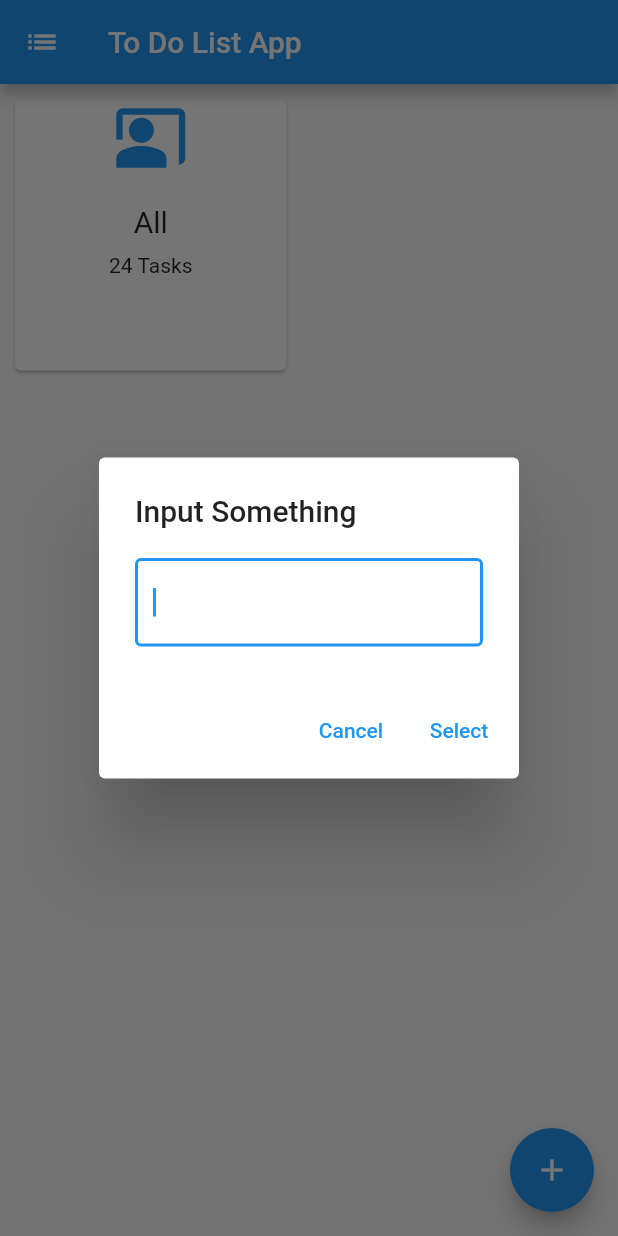
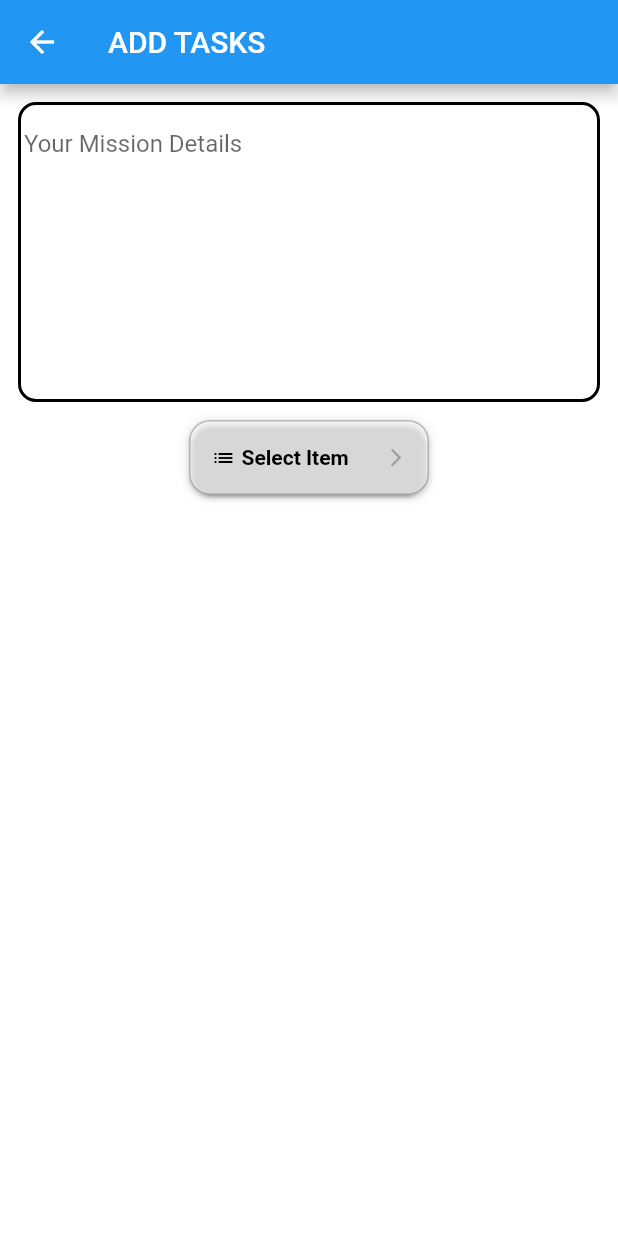
Before and after one commit to NguyenTKhoi/Flutter, a Flutter app: the screen it shows after launch, after a tap on the "add" icon, on a phone screen of 412 x 824 dp. Run offline on Flutter 3.47's test engine with Material 2 defaults, Android fonts, the phone set to English and light mode, and no system bars; drawn by our look-alikes of dropdown_button2.

Commit message:
add icon, add/process page add new Task, add a few small functions

```diff
--- /dev/null
+++ b/lib/addTasks.dart
@@ -0,0 +1,194 @@
+import 'package:dropdown_button2/src/dropdown_button2.dart';
+import 'package:flutter/material.dart';
+
+class addtasks extends StatefulWidget {
+  addtasks({required this.items});
+  final List<String> items;
+  @override
+  _addtaskseState createState() => _addtaskseState();
+}
+class _addtaskseState extends State<addtasks> {
+  // late String selectedItem = '';
+  // List<String> items = ['Option 1', 'Option 2', 'Option 3'];
+  late List<String> items =[];
+  @override
+  void initState() {
+    super.initState();
+    items = widget.items;
+  }
+  // final List<String> items = [
+  //   'Item1',
+  //   'Item2',
+  //   'Item3',
+  //   'Item4',
+  //   'Item5',
+  //   'Item6',
+  //   'Item7',
+  //   'Item8',
+  // ];
+  String? selectedValue;
+
+  @override
+  Widget build(BuildContext) {
+    return Scaffold(
+      appBar: AppBar(
+        title: Text('ADD TASKS'),
+      ),
+      body: Container(
+          padding: EdgeInsets.all(12),
+          child: Column(
+            children: <Widget>[
+              Container(
+                padding: EdgeInsets.all(2),
+                decoration: BoxDecoration(
+                  border: Border.all(color: Colors.black, width: 2),
+                  borderRadius: BorderRadius.circular(12),
+                ),
+                width: double.infinity,
+                height: 200,
+                child: TextField(
+                  keyboardType: TextInputType.multiline,
+                  maxLines: null,
+                  decoration: InputDecoration(
+                    hintText: 'Your Mission Details',
+                    enabledBorder: InputBorder.none,
+                    focusedBorder: InputBorder.none,
+                  ),
+                ),
+              ),
+              SizedBox(height: 12,),
+              DropdownButtonHideUnderline(
+                child: DropdownButton2(
+                  isExpanded: true,
+                  hint: Row(
+                    children: [
+                      Icon(
+                        Icons.list,
+                        size: 16,
+                        color: Colors.black,
+                      ),
+                      SizedBox(
+                        width: 4,
+                      ),
+                      Expanded(
+                        child: Text(
+                            'Select Item',
+                          style: TextStyle(
+                            fontSize: 14,
+                            fontWeight: FontWeight.bold,
+                            color: Colors.black,
+                          ),
+                          overflow: TextOverflow.ellipsis,
+                        ),
+                      ),
+                    ],
+                  ),
+                  items: items
+                      .map((item) => DropdownMenuItem<String>(
+                    value: item,
+                    child: Text(
+                      item,
+                      style: const TextStyle(
+                        fontSize: 14,
+                        fontWeight: FontWeight.bold,
+                        color: Colors.black,
+                      ),
+                      overflow: TextOverflow.ellipsis,
+                    ),
+                  ))
+                      .toList(),
+                  value: selectedValue,
+                  onChanged: (value) {
+                    setState(() {
+                      selectedValue = value as String;
+                    });
+                  },
+                  buttonStyleData: ButtonStyleData(
+                    height: 50,
+                    width: 160,
+                    padding: const EdgeInsets.only(left: 14, right: 14),
+                    decoration: BoxDecoration(
+                      borderRadius: BorderRadius.circular(14),
+                      border: Border.all(
+                        color: Colors.black26,
+                      ),
+                      color: Colors.white60,
+                    ),
+                    elevation: 2,
+                  ),
+                  iconStyleData: const IconStyleData(
+                    icon: Icon(
+                      Icons.arrow_forward_ios_outlined,
+                    ),
+                    iconSize: 14,
+                    iconEnabledColor: Colors.black,
+                    iconDisabledColor: Colors.grey,
+                  ),
+                  dropdownStyleData: DropdownStyleData(
+                    maxHeight: 200,
+                    width: 200,
+                    padding: null,
+                    decoration: BoxDecoration(
+                      borderRadius: BorderRadius.circular(14),
+                    ),
+                    elevation: 8,
+                    offset: const Offset(-20, 0),
+                    scrollbarTheme: ScrollbarThemeData(
+                      radius: const Radius.circular(40),
+                      thickness: MaterialStateProperty.all<double>(6),
+                      thumbVisibility: MaterialStateProperty.all<bool>(true),
+                    ),
+                  ),
+                  menuItemStyleData: const MenuItemStyleData(
+                    height: 40,
+                    padding: EdgeInsets.only(left: 14, right: 14),
+                  ),
+                ),
+              ),
+            ],
+          ),
+      ),
+      backgroundColor: Colors.white,
+    );
+  }
+}
+
+class CustomComboBox extends StatefulWidget {
+  @override
+  _CustomComboBoxState createState() => _CustomComboBoxState();
+}
+
+class _CustomComboBoxState extends State<CustomComboBox> {
+  late String selectedItem;
+  List<String> items = ['Option 1', 'Option 2', 'Option 3'];
+
+  @override
+  Widget build(BuildContext context) {
+    return Container(
+      decoration: BoxDecoration(
+        border: Border.all(color: Colors.grey),
+        borderRadius: BorderRadius.circular(4.0),
+      ),
+      child: DropdownButtonHideUnderline(
+        child: ButtonTheme(
+          alignedDropdown: true,
+          child: DropdownButton<String>(
+            value: selectedItem,
+            hint: Text('Select an option'),
+            onChanged: (newValue) {
+              setState(() {
+                selectedItem = newValue!;
+              });
+            },
+            items: items.map((String value) {
+              return DropdownMenuItem<String>(
+                value: value,
+                child: Text(value),
+              );
+            }).toList(),
+          ),
+        ),
+      ),
+    );
+  }
+}
--- a/lib/main.dart
+++ b/lib/main.dart
@@ -1,6 +1,6 @@
 import 'package:flutter/material.dart';
-
-import 'addTaks.dart';
+import 'package:todolist/addTasks.dart';
+import './Icons/flutter_icons.dart';
 
 void main() {
   runApp(const MyApp());
@@ -32,34 +32,37 @@ class MyHomePage extends StatefulWidget {
 }
 
 class _MyHomePageState extends State<MyHomePage> {
-  int _counter = 0;
-
-  void _incrementCounter() {
-    setState(() {
-      _counter++;
-    });
-  }
-
   void _Reprint(String name) {
     setState(() {
       newItemCard.add(_buildItemCard(Icons.coffee, name, '0 Task'));
     });
   }
 
+  List<String> catalog = [];
   @override
   Widget build(BuildContext context) {
     return Scaffold(
       appBar: AppBar(
-        leading: Icon(Icons.list),
+        leading: IconButton(
+          onPressed: () async {
+            String Name = await _showTextEntryDialog(context,catalog) as String;
+            if (Name != '') {
+              _Reprint(Name);
+              catalog.add(Name);
+            }
+          },
+          icon: Icon(Icons.list),
+        ),
         title: Text(widget.title),
       ),
       body: _buildGridview(),
       floatingActionButton: FloatingActionButton(
         onPressed: () async {
-          String Name = await _showTextEntryDialog(context) as String;
-          if (Name != '') {
-            _Reprint(Name);
-          }
+          // String Name = await _showTextEntryDialog(context) as String;
+          // if (Name != '') {
+          //   _Reprint(Name);
+          // }
+          Navigator.of(context).push(_createRoute(catalog));
         },
         child: Icon(Icons.add),
       ),
@@ -71,15 +74,22 @@ class _MyHomePageState extends State<MyHomePage> {
 
 Container _buildItemCard(IconData icon, String name, String detail) {
   return Container(
+      width: 200,
+      height: 200,
+      padding: EdgeInsets.fromLTRB(10, 5, 10, 20),
       child: Card(
+        elevation: 20,
         margin: EdgeInsets.all(10),
+        color: Colors.lightGreenAccent,
         child: Column(
           mainAxisAlignment: MainAxisAlignment.start,
           mainAxisSize: MainAxisSize.min,
           children: [
+            SizedBox(
+              height: 20,
+            ),
             Icon(
               icon,
-          color: Colors.blue,
               size: 50,
             ),
             SizedBox(
@@ -101,7 +111,7 @@ Container _buildItemCard(IconData icon, String name, String detail) {
 }
 
 List<Widget> newItemCard = [
-  _buildItemCard(Icons.co_present, 'All', '24 Tasks'),
+  _buildItemCard(MyFlutterApp.home, 'All', '24 Tasks'),
 ];
 Widget _buildGrid() => GridView.extent(
       maxCrossAxisExtent: 200,
@@ -136,12 +146,12 @@ Widget _buildGridview() => GridView.builder(
       },
     );
 
-Route _createRoute() {
+Route _createRoute(List<String> catalog) {
   return PageRouteBuilder(
     pageBuilder: (BuildContext context,
         Animation<double> animation, //
         Animation<double> secondaryAnimation) {
-      return addtaks();
+      return addtasks( items:catalog);
     },
     transitionsBuilder: (BuildContext context,
         Animation<double> animation, //
@@ -164,83 +174,9 @@ Route _createRoute() {
   );
 }
 
-showAddDialog(BuildContext context) {
-  String inputText = '';
-  return AlertDialog(
-    title: Text('Input SomeThing'),
-    content: TextField(
-      decoration: InputDecoration(
-        border: OutlineInputBorder(),
-      ),
-      autofocus: true,
-      onChanged: (value) {
-        inputText = value;
-      },
-    ),
-    actions: <Widget>[
-      TextButton(
-          onPressed: () {
-            Navigator.of(context).pop();
-          },
-          child: Text('Cancel')),
-      TextButton(
-          onPressed: () {
-            Navigator.of(context).pop();
-          },
-          child: Text('Select')),
-    ],
-  );
-}
 
-// Future<NameTask> futureValue = showAddDialog(
-//     context: context,
-//     builder: (BuildContext context) {
-//       return dialog;
-//     }
-// );
 
-// Future<String> _showTextEntryDialog(BuildContext context) async {
-//   String inputText = '';
-//
-//   await showDialog(
-//     context: context,
-//     builder: (BuildContext context) {
-//       return AlertDialog(
-//         title: Text('Input Something'),
-//         content: TextField(
-//           decoration: InputDecoration(
-//             border: OutlineInputBorder(),
-//
-//           ),
-//           autofocus: true,
-//           onChanged: (value) {
-//             inputText = value;
-//           },
-//         ),
-//         actions: <Widget>[
-//           TextButton(
-//             child: Text('Cancel'),
-//             onPressed: () {
-//               Navigator.of(context).pop();
-//             },
-//           ),
-//           TextButton(
-//             child: Text('Select'),
-//             onPressed: () {
-//               //newItemCard.add(_buildItemCard(Icons.coffee, inputText, '0 Task'));
-//               if(inputText != ''){
-//               Navigator.of(context).pop(inputText);
-//               }
-//             },
-//           ),
-//         ],
-//       );
-//     },
-//   );
-//   return inputText;
-// }
-
-Future<String> _showTextEntryDialog(BuildContext context) async {
+Future<String> _showTextEntryDialog(BuildContext context, List<String> catalog) async {
   String inputText = '';
   String errorMessage = '';
 
@@ -250,7 +186,7 @@ Future<String> _showTextEntryDialog(BuildContext context) async {
       return StatefulBuilder(
         builder: (BuildContext context, StateSetter setState) {
           return AlertDialog(
-            title: Text('Input Something'),
+            title: Text('Input Catalog'),
             content: Column(
               mainAxisSize: MainAxisSize.min,
               children: [
@@ -284,7 +220,13 @@ Future<String> _showTextEntryDialog(BuildContext context) async {
                 child: Text('Select'),
                 onPressed: () {
                   if (inputText.isNotEmpty) {
+                    if(catalog.contains(inputText)){
+                      setState(() {
+                        errorMessage = 'Already have this catalog';
+                      });
+                    } else {
                       Navigator.of(context).pop(inputText);
+                    }
                   } else {
                     setState(() {
                       errorMessage = 'Please do not leave it blank';
@@ -300,3 +242,13 @@ Future<String> _showTextEntryDialog(BuildContext context) async {
   );
   return inputText;
 }
+
+class CustomIcons {
+  CustomIcons._();
+
+  static const _kFontFam = 'MyFlutterApp';
+  static const String? _kFontPkg = null;
+
+  static const IconData pill =
+      IconData(0xea60, fontFamily: _kFontFam, fontPackage: _kFontPkg);
+}
```
Also changed, not shown: Icons/flutter_icons.dart (added, +42 -0 lines), lib/Icons/flutter_icons.dart (added, +42 -0 lines), lib/addNewTask.dart (added, +82 -0 lines), lib/addTaks.dart (deleted, +0 -34 lines), pubspec.yaml (+8 -6 lines), fonts/MyFlutterApp.ttf (added), pubspec.lock. Lines whose indentation alone changed are shown as unchanged.
